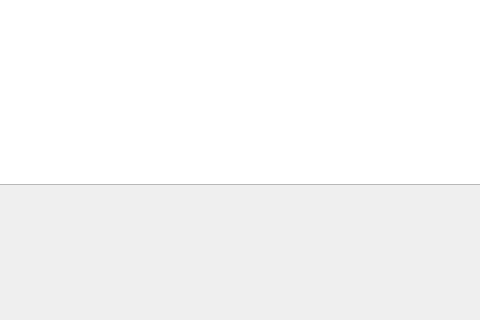
shockz-offsec/DriveMyFiles, file UI/log_ui.ui: the form before one commit; both pictures show x 210 to 690 and y 386 to 706 of the 780 by 706 pixel window.
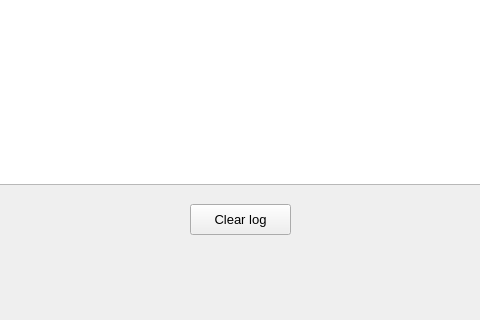
The form after the commit. Icons and pictures are not drawn.

Commit message: Automatic saving of the values of the spins of the backup times, Colorization of the types of messages in the log view, Implemented log clear button

Patch:
```diff
--- a/UI/log_ui.ui
+++ b/UI/log_ui.ui
@@ -452,6 +452,24 @@
      </palette>
     </property>
    </widget>
+   <widget class="QPushButton" name="bt_clear">
+    <property name="geometry">
+     <rect>
+      <x>400</x>
+      <y>590</y>
+      <width>101</width>
+      <height>31</height>
+     </rect>
+    </property>
+    <property name="font">
+     <font>
+      <pointsize>10</pointsize>
+     </font>
+    </property>
+    <property name="text">
+     <string>Clear log</string>
+    </property>
+   </widget>
   </widget>
   <widget class="QMenuBar" name="menubar">
    <property name="geometry">
```
The commit also changes 8 other files.
